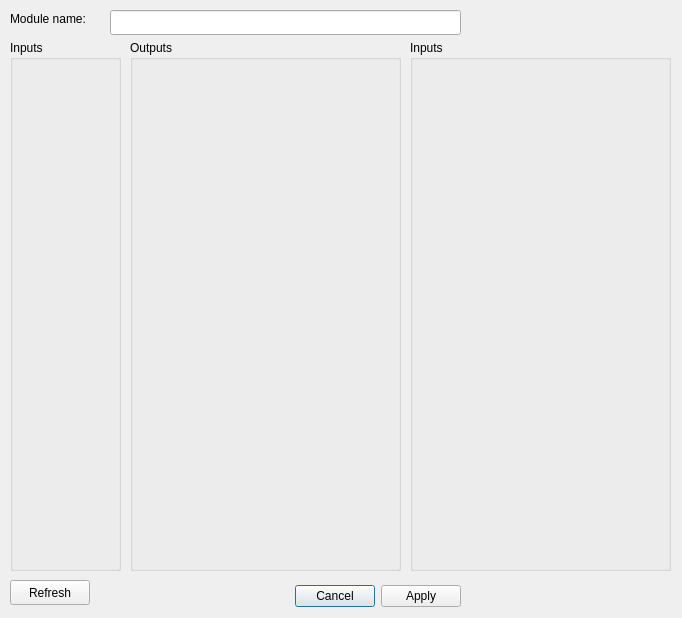
Qt form ui/modules/mtbunisconfig.ui (kmzbrnoI/mtb-config-tool) before a commit.
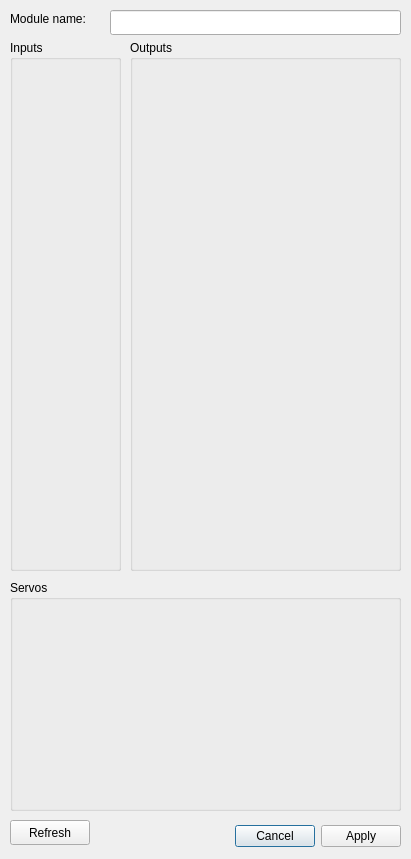
The same form after that commit.

Commit message: MTB-UNIS: add servos GUI.

```diff
--- a/ui/modules/mtbunisconfig.ui
+++ b/ui/modules/mtbunisconfig.ui
@@ -6,8 +6,8 @@
    <rect>
     <x>0</x>
     <y>0</y>
-    <width>682</width>
-    <height>618</height>
+    <width>411</width>
+    <height>859</height>
    </rect>
   </property>
   <property name="windowTitle">
@@ -16,8 +16,8 @@
   <widget class="QDialogButtonBox" name="bb_main">
    <property name="geometry">
     <rect>
-     <x>260</x>
-     <y>580</y>
+     <x>200</x>
+     <y>820</y>
      <width>201</width>
      <height>32</height>
     </rect>
@@ -47,7 +47,7 @@
     <rect>
      <x>110</x>
      <y>10</y>
-     <width>351</width>
+     <width>291</width>
      <height>25</height>
     </rect>
    </property>
@@ -113,7 +113,7 @@
    <property name="geometry">
     <rect>
      <x>10</x>
-     <y>580</y>
+     <y>820</y>
      <width>80</width>
      <height>25</height>
     </rect>
@@ -125,10 +125,10 @@
   <widget class="QGroupBox" name="gb_servos">
    <property name="geometry">
     <rect>
-     <x>410</x>
-     <y>40</y>
-     <width>261</width>
-     <height>531</height>
+     <x>10</x>
+     <y>580</y>
+     <width>391</width>
+     <height>231</height>
     </rect>
    </property>
    <property name="sizePolicy">
@@ -138,15 +138,15 @@
     </sizepolicy>
    </property>
    <property name="title">
-    <string>Inputs</string>
+    <string>Servos</string>
    </property>
    <widget class="QWidget" name="gridLayoutWidget_3">
     <property name="geometry">
      <rect>
       <x>10</x>
       <y>30</y>
-      <width>241</width>
-      <height>491</height>
+      <width>371</width>
+      <height>191</height>
      </rect>
     </property>
     <layout class="QGridLayout" name="gl_servos"/>
```
The commit also changes 4 other files.
